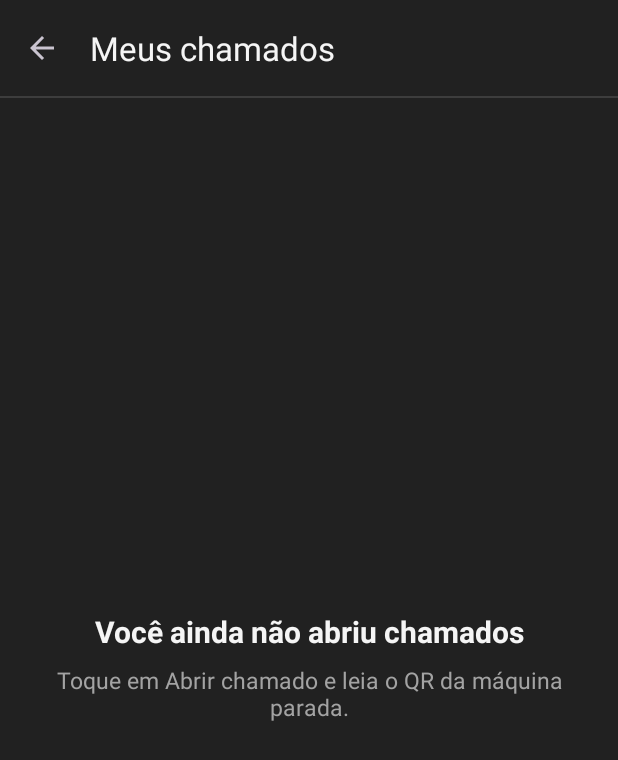
After one commit to EduardoMosti/bip-manutencao, an Android app: the AcompanhamentoActivity screen opened directly, with no data from a screen before it, on a phone screen of 412 x 824 dp. The commit adds this screen. Shown: the top 760 px of the screen. Run offline under Robolectric (Android 15) with nearby library versions, the phone set to English and light mode, and no system bars; our stand-ins replace Firebase (no records; nobody signed in at launch, a user with empty details on screens opened directly).

Commit message:
Adiciona previsão de chegada do técnico e tela de acompanhamento do operador

```diff
--- a/app/src/main/AndroidManifest.xml
+++ b/app/src/main/AndroidManifest.xml
@@ -66,6 +66,10 @@
         <activity
             android:name=".HistoricoMaquinaActivity"
             android:exported="false" />
+        <!-- US-11: o operador acompanha os chamados e a previsão de chegada -->
+        <activity
+            android:name=".AcompanhamentoActivity"
+            android:exported="false" />
     </application>
 
 </manifest>
--- /dev/null
+++ b/app/src/main/java/com/bip/manutencao/AcompanhamentoActivity.java
@@ -0,0 +1,137 @@
+package com.bip.manutencao;
+
+import android.os.Bundle;
+import android.util.Log;
+import android.view.View;
+import android.widget.TextView;
+import android.widget.Toast;
+
+import androidx.activity.EdgeToEdge;
+import androidx.appcompat.app.AppCompatActivity;
+import androidx.core.graphics.Insets;
+import androidx.core.view.ViewCompat;
+import androidx.core.view.WindowInsetsCompat;
+import androidx.recyclerview.widget.LinearLayoutManager;
+import androidx.recyclerview.widget.RecyclerView;
+
+import com.bip.manutencao.adapter.AcompanhamentoAdapter;
+import com.bip.manutencao.data.AcompanhamentoRepository;
+import com.bip.manutencao.data.ChamadoRepository;
+import com.bip.manutencao.model.Chamado;
+import com.google.android.material.appbar.MaterialToolbar;
+import com.google.firebase.auth.FirebaseAuth;
+import com.google.firebase.auth.FirebaseUser;
+import com.google.firebase.firestore.ListenerRegistration;
+
+import java.util.List;
+
+/**
+ * US-11 - O operador acompanha os chamados que abriu e a previsão de chegada do técnico.
+ *
+ * Critérios de aceite atendidos:
+ *  - chamado ainda não assumido: aparece "Aguardando técnico";
+ *  - técnico assumiu: aparecem o nome dele e a previsão de chegada,
+ *    atualizados sem recarregar (snapshot listener);
+ *  - sem chamados: estado vazio (NC5).
+ *
+ * Mesmo padrão da fila: o listener começa no onStart e é removido no onStop.
+ */
+public class AcompanhamentoActivity extends AppCompatActivity {
+
+    private static final String TAG = "Acompanhamento";
+
+    /** Os 4 estados da tela (padrão do curso): só um aparece por vez. */
+    private enum Estado { CARREGANDO, CONTEUDO, VAZIO, ERRO }
+
+    private RecyclerView rvAcompanhamento;
+    private View progresso;
+    private View layoutVazio;
+    private TextView tvErro;
+
+    private AcompanhamentoAdapter adapter;
+    private final AcompanhamentoRepository repositorio = new AcompanhamentoRepository();
+    private ListenerRegistration registroListener; // para remover no onStop
+
+    @Override
+    protected void onCreate(Bundle savedInstanceState) {
+        super.onCreate(savedInstanceState);
+        EdgeToEdge.enable(this);
+        setContentView(R.layout.activity_acompanhamento);
+        ViewCompat.setOnApplyWindowInsetsListener(findViewById(R.id.main), (v, insets) -> {
+            Insets barras = insets.getInsets(WindowInsetsCompat.Type.systemBars());
+            v.setPadding(barras.left, barras.top, barras.right, barras.bottom);
+            return insets;
+        });
+
+        MaterialToolbar toolbar = findViewById(R.id.toolbar);
+        setSupportActionBar(toolbar);
+        if (getSupportActionBar() != null) {
+            getSupportActionBar().setDisplayHomeAsUpEnabled(true);
+            getSupportActionBar().setTitle(R.string.acompanhamento_titulo);
+        }
+
+        rvAcompanhamento = findViewById(R.id.rvAcompanhamento);
+        progresso = findViewById(R.id.progressoAcompanhamento);
+        layoutVazio = findViewById(R.id.layoutVazioAcompanhamento);
+        tvErro = findViewById(R.id.tvErroAcompanhamento);
+
+        adapter = new AcompanhamentoAdapter();
+        rvAcompanhamento.setLayoutManager(new LinearLayoutManager(this));
+        rvAcompanhamento.setAdapter(adapter);
+    }
+
+    @Override
+    protected void onStart() {
+        super.onStart();
+
+        FirebaseUser usuario = FirebaseAuth.getInstance().getCurrentUser();
+        if (usuario == null) {
+            Toast.makeText(this, R.string.erro_sem_login, Toast.LENGTH_LONG).show();
+            finish();
+            return;
+        }
+
+        mostrar(Estado.CARREGANDO);
+
+        // Começa a ouvir os chamados do operador. O callback roda agora e a cada mudança.
+        registroListener = repositorio.ouvirMeusChamados(usuario.getUid(),
+                new ChamadoRepository.OnChamadosListener() {
+                    @Override
+                    public void onLista(List<Chamado> chamados) {
+                        adapter.atualizar(chamados);
+                        mostrar(chamados.isEmpty() ? Estado.VAZIO : Estado.CONTEUDO);
+                    }
+
+                    @Override
+                    public void onErro(Exception erro) {
+                        Log.e(TAG, "Erro ao ouvir os chamados do operador", erro);
+                        mostrar(Estado.ERRO);
+                    }
+                });
+    }
+
+    @Override
+    protected void onStop() {
+        super.onStop();
+        // Para de ouvir quando a tela sai de vista: economiza bateria e dados.
+        if (registroListener != null) {
+            registroListener.remove();
+            registroListener = null;
+        }
+    }
+
+    /** Mostra só a View do estado pedido e esconde as outras. */
+    private void mostrar(Estado estado) {
+        progresso.setVisibility(estado == Estado.CARREGANDO ? View.VISIBLE : View.GONE);
+        rvAcompanhamento.setVisibility(estado == Estado.CONTEUDO ? View.VISIBLE : View.GONE);
+        layoutVazio.setVisibility(estado == Estado.VAZIO ? View.VISIBLE : View.GONE);
+        tvErro.setVisibility(estado == Estado.ERRO ? View.VISIBLE : View.GONE);
+    }
+
+    /** Seta de voltar da Toolbar: fecha esta tela. */
+    @Override
+    public boolean onSupportNavigateUp() {
+        finish();
+        return true;
+    }
+}
--- a/app/src/main/java/com/bip/manutencao/MainActivity.java
+++ b/app/src/main/java/com/bip/manutencao/MainActivity.java
@@ -65,6 +65,10 @@ public class MainActivity extends AppCompatActivity {
         findViewById(R.id.btnAbrirChamado).setOnClickListener(v ->
                 startActivity(new Intent(this, LeituraMaquinaActivity.class)));
 
+        // US-11: o operador acompanha os chamados que abriu
+        findViewById(R.id.btnMeusChamados).setOnClickListener(v ->
+                startActivity(new Intent(this, AcompanhamentoActivity.class)));
+
         // US-03: o técnico vê a fila de chamados abertos
         findViewById(R.id.btnFilaChamados).setOnClickListener(v ->
                 startActivity(new Intent(this, FilaChamadosActivity.class)));
@@ -108,6 +112,7 @@ public class MainActivity extends AppCompatActivity {
         boolean tecnico = UsuarioRepository.PERFIL_TECNICO.equals(perfil);
 
         findViewById(R.id.btnAbrirChamado).setVisibility(operador ? View.VISIBLE : View.GONE);
+        findViewById(R.id.btnMeusChamados).setVisibility(operador ? View.VISIBLE : View.GONE);
         findViewById(R.id.btnFilaChamados).setVisibility(tecnico ? View.VISIBLE : View.GONE);
         findViewById(R.id.btnMeusAtendimentos).setVisibility(tecnico ? View.VISIBLE : View.GONE);
         findViewById(R.id.btnMaquinas).setVisibility(tecnico ? View.VISIBLE : View.GONE);
--- /dev/null
+++ b/app/src/main/java/com/bip/manutencao/data/AcompanhamentoRepository.java
@@ -0,0 +1,62 @@
+package com.bip.manutencao.data;
+
+import com.bip.manutencao.model.Chamado;
+import com.google.firebase.Timestamp;
+import com.google.firebase.firestore.DocumentSnapshot;
+import com.google.firebase.firestore.FirebaseFirestore;
+import com.google.firebase.firestore.ListenerRegistration;
+
+import java.util.ArrayList;
+import java.util.Collections;
+import java.util.List;
+
+/**
+ * US-11 - Chamados abertos pelo próprio operador, em tempo real.
+ *
+ * A consulta filtra por abertoPor == uid porque a regra do Firestore só deixa o
+ * operador ler os chamados que ele mesmo abriu. Sem esse filtro a consulta é recusada.
+ *
+ * Classe separada do ChamadoRepository para evitar conflito de merge.
+ */
+public class AcompanhamentoRepository {
+
+    private static final String COLECAO_CHAMADOS = "chamados";
+
+    private final FirebaseFirestore db = FirebaseFirestore.getInstance();
+
+    /**
+     * Fica "ouvindo" os chamados do operador (snapshot listener - NC2). Quando o
+     * técnico assume, o nome dele e a previsão de chegada aparecem sem recarregar.
+     * Ordem: o mais recente primeiro (ordenado aqui para não precisar de índice).
+     *
+     * @return o registro do listener. A Activity DEVE chamar remove() no onStop.
+     */
+    public ListenerRegistration ouvirMeusChamados(String operadorUid,
+                                                  ChamadoRepository.OnChamadosListener callback) {
+        return db.collection(COLECAO_CHAMADOS)
+                .whereEqualTo("abertoPor", operadorUid)
+                .addSnapshotListener((snapshot, erro) -> {
+                    if (erro != null || snapshot == null) {
+                        callback.onErro(erro);
+                        return;
+                    }
+                    List<Chamado> lista = new ArrayList<>();
+                    for (DocumentSnapshot doc : snapshot.getDocuments()) {
+                        Chamado chamado = doc.toObject(Chamado.class,
+                                DocumentSnapshot.ServerTimestampBehavior.ESTIMATE);
+                        if (chamado != null) {
+                            lista.add(chamado);
+                        }
+                    }
+                    Collections.sort(lista, (a, b) -> comparar(b.getAbertoEm(), a.getAbertoEm()));
+                    callback.onLista(lista);
+                });
+    }
+
+    private static int comparar(Timestamp a, Timestamp b) {
+        if (a == null && b == null) return 0;
+        if (a == null) return -1;
+        if (b == null) return 1;
+        return a.compareTo(b);
+    }
+}
--- a/app/src/main/java/com/bip/manutencao/model/Chamado.java
+++ b/app/src/main/java/com/bip/manutencao/model/Chamado.java
@@ -64,6 +64,9 @@ public class Chamado {
     private String area;
     private List<String> habilidades;
 
+    // US-11: horário previsto de chegada do técnico (gravado ao assumir)
+    private Timestamp previsaoChegada;
+
     // Construtor vazio: obrigatório para o Firestore montar o objeto sozinho.
     public Chamado() {
     }
@@ -115,4 +118,7 @@ public class Chamado {
 
     public List<String> getHabilidades() { return habilidades; }
     public void setHabilidades(List<String> habilidades) { this.habilidades = habilidades; }
+
+    public Timestamp getPrevisaoChegada() { return previsaoChegada; }
+    public void setPrevisaoChegada(Timestamp previsaoChegada) { this.previsaoChegada = previsaoChegada; }
 }
--- /dev/null
+++ b/app/src/main/res/layout/activity_acompanhamento.xml
@@ -0,0 +1,97 @@
+<?xml version="1.0" encoding="utf-8"?>
+<!--
+    US-11 - Chamados do operador, com o técnico e a previsão de chegada.
+    Estrutura igual à fila: Toolbar + FrameLayout (lista / progresso / vazio / erro).
+-->
+<LinearLayout xmlns:android="http://schemas.android.com/apk/res/android"
+    xmlns:app="http://schemas.android.com/apk/res-auto"
+    xmlns:tools="http://schemas.android.com/tools"
+    android:id="@+id/main"
+    android:layout_width="match_parent"
+    android:layout_height="match_parent"
+    android:background="@color/bip_grafite"
+    android:orientation="vertical"
+    tools:context=".AcompanhamentoActivity">
+
+    <com.google.android.material.appbar.MaterialToolbar
+        android:id="@+id/toolbar"
+        android:layout_width="match_parent"
+        android:layout_height="?attr/actionBarSize"
+        android:background="@color/bip_grafite"
+        app:title="@string/acompanhamento_titulo"
+        app:titleTextColor="@color/bip_texto_primario" />
+
+    <View
+        android:layout_width="match_parent"
+        android:layout_height="1dp"
+        android:background="@color/bip_borda" />
+
+    <!-- As 4 Views ficam uma em cima da outra; o código mostra só uma por vez -->
+    <FrameLayout
+        android:layout_width="match_parent"
+        android:layout_height="0dp"
+        android:layout_weight="1">
+
+        <!-- 1) Lista dos chamados do operador -->
+        <androidx.recyclerview.widget.RecyclerView
+            android:id="@+id/rvAcompanhamento"
+            android:layout_width="match_parent"
+            android:layout_height="match_parent"
+            android:clipToPadding="false"
+            android:paddingTop="8dp"
+            android:paddingBottom="16dp"
+            android:visibility="gone"
+            tools:listitem="@layout/item_acompanhamento" />
+
+        <!-- 2) Carregando -->
+        <com.google.android.material.progressindicator.CircularProgressIndicator
+            android:id="@+id/progressoAcompanhamento"
+            android:layout_width="wrap_content"
+            android:layout_height="wrap_content"
+            android:layout_gravity="center"
+            android:indeterminate="true" />
+
+        <!-- 3) Estado vazio (NC5): nunca tela em branco -->
+        <LinearLayout
+            android:id="@+id/layoutVazioAcompanhamento"
+            android:layout_width="match_parent"
+            android:layout_height="wrap_content"
+            android:layout_gravity="center"
+            android:gravity="center_horizontal"
+            android:orientation="vertical"
+            android:padding="32dp"
+            android:visibility="gone">
+
+            <TextView
+                android:layout_width="wrap_content"
+                android:layout_height="wrap_content"
+                android:gravity="center"
+                android:text="@string/acompanhamento_vazio_titulo"
+                android:textColor="@color/bip_texto_primario"
+                android:textSize="20sp"
+                android:textStyle="bold" />
+
+            <TextView
+                android:layout_width="wrap_content"
+                android:layout_height="wrap_content"
+                android:layout_marginTop="8dp"
+                android:gravity="center"
+                android:text="@string/acompanhamento_vazio_texto"
+                android:textColor="@color/bip_texto_secundario"
+                android:textSize="15sp" />
+        </LinearLayout>
+
+        <!-- 4) Erro -->
+        <TextView
+            android:id="@+id/tvErroAcompanhamento"
+            android:layout_width="match_parent"
+            android:layout_height="wrap_content"
+            android:layout_gravity="center"
+            android:gravity="center"
+            android:padding="32dp"
+            android:text="@string/acompanhamento_erro"
+            android:textColor="@color/bip_erro"
+            android:textSize="15sp"
+            android:visibility="gone" />
+    </FrameLayout>
+</LinearLayout>
--- /dev/null
+++ b/app/src/main/res/values/strings_acompanhamento.xml
@@ -0,0 +1,45 @@
+<?xml version="1.0" encoding="utf-8"?>
+<!--
+    US-11 - Acompanhamento do chamado pelo operador e previsão de chegada do técnico.
+    Arquivo separado para evitar conflito de merge com os colegas.
+-->
+<resources>
+    <!-- Tela inicial do operador -->
+    <string name="main_meus_chamados">Acompanhar meus chamados</string>
+
+    <!-- Tela de acompanhamento -->
+    <string name="acompanhamento_titulo">Meus chamados</string>
+    <string name="acompanhamento_vazio_titulo">Você ainda não abriu chamados</string>
+    <string name="acompanhamento_vazio_texto">Toque em Abrir chamado e leia o QR da máquina parada.</string>
+    <string name="acompanhamento_erro">Não foi possível carregar seus chamados. Verifique a internet e tente de novo.</string>
+
+    <!-- Situação de cada chamado -->
+    <string name="acompanhamento_status_aberto">Aguardando técnico</string>
+    <string name="acompanhamento_status_em_atendimento">Técnico a caminho</string>
+    <string name="acompanhamento_status_encerrado">Encerrado</string>
+
+    <string name="acompanhamento_aguardando">Nenhum técnico assumiu ainda. Esta tela atualiza sozinha.</string>
+    <string name="acompanhamento_previsao">%1$s chega às %2$s</string>
+    <string name="acompanhamento_sem_previsao">%1$s assumiu o chamado</string>
+    <string name="acompanhamento_encerrado">Atendido por %1$s</string>
+    <string name="acompanhamento_aberto_em">Aberto em %1$s</string>
+    <string name="acompanhamento_tecnico_padrao">O técnico</string>
+    <string name="acompanhamento_horario_pendente">agora</string>
+
+    <!-- Diálogo do técnico ao assumir -->
+    <string name="previsao_dialogo_titulo">Assumir %1$s? Em quanto tempo você chega?</string>
+    <string-array name="previsao_opcoes">
+        <item>5 minutos</item>
+        <item>10 minutos</item>
+        <item>15 minutos</item>
+        <item>30 minutos</item>
+        <item>1 hora</item>
+    </string-array>
+    <integer-array name="previsao_minutos">
+        <item>5</item>
+        <item>10</item>
+        <item>15</item>
+        <item>30</item>
+        <item>60</item>
+    </integer-array>
+</resources>
```
Also changed, not shown: app/src/main/java/com/bip/manutencao/FilaChamadosActivity.java (+13 -7 lines), app/src/main/java/com/bip/manutencao/adapter/AcompanhamentoAdapter.java (added, +131 -0 lines), app/src/main/java/com/bip/manutencao/data/ChamadoRepository.java (+17 -1 lines), app/src/main/res/layout/activity_main.xml (+14 -0 lines), app/src/main/res/layout/item_acompanhamento.xml (added, +79 -0 lines), 1 other file.
